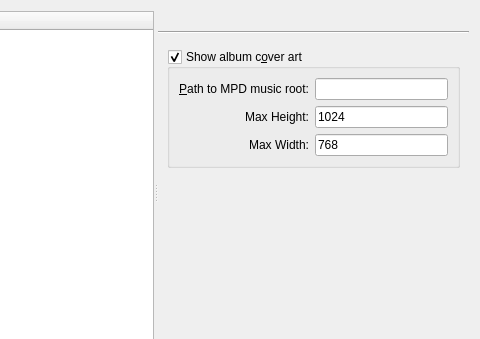
The window that ui/preferencesdialog.ui (Voker57/qmpdclient) describes before a commit, drawn with Qt 5; both pictures show x 95 to 575 and y 0 to 339 of the 575 by 421 pixel window.
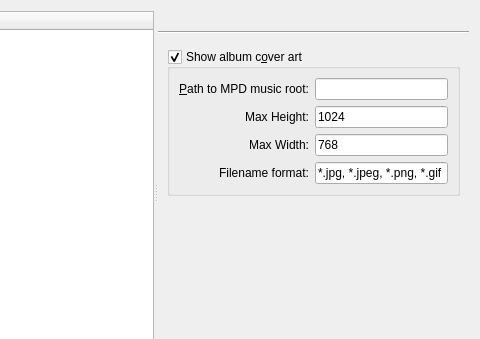
The same window after the commit. The open tabs and pages were chosen to show the change.

Commit message: Added cover filename format option

```diff
--- a/ui/preferencesdialog.ui
+++ b/ui/preferencesdialog.ui
@@ -78,7 +78,7 @@
        <item>
         <widget class="QStackedWidget" name="widgetStack">
          <property name="currentIndex">
-          <number>9</number>
+          <number>8</number>
          </property>
          <widget class="QWidget" name="connectionPage">
           <layout class="QVBoxLayout">
@@ -889,6 +889,16 @@
                 </property>
                </widget>
               </item>
+              <item row="2" column="1">
+               <widget class="QLineEdit" name="coverMaxWidth">
+                <property name="inputMask">
+                 <string/>
+                </property>
+                <property name="text">
+                 <string>768</string>
+                </property>
+               </widget>
+              </item>
               <item row="2" column="0">
                <widget class="QLabel" name="label_13">
                 <property name="text">
@@ -905,13 +915,26 @@
                 </property>
                </widget>
               </item>
-              <item row="2" column="1">
-               <widget class="QLineEdit" name="coverMaxWidth">
+              <item row="3" column="0">
+               <widget class="QLabel" name="label_15">
+                <property name="text">
+                 <string>Filename format:</string>
+                </property>
+                <property name="textFormat">
+                 <enum>Qt::PlainText</enum>
+                </property>
+                <property name="alignment">
+                 <set>Qt::AlignRight|Qt::AlignTrailing|Qt::AlignVCenter</set>
+                </property>
+               </widget>
+              </item>
+              <item row="3" column="1">
+               <widget class="QLineEdit" name="coverFilenameFormat">
                 <property name="inputMask">
-                 <string/>
+                 <string notr="true"/>
                 </property>
                 <property name="text">
-                 <string notr="true">768</string>
+                 <string notr="true">*.jpg, *.jpeg, *.png, *.gif</string>
                 </property>
                 <property name="inputMask">
                  <string notr="true"/>
```
The commit also changes 4 other files.
